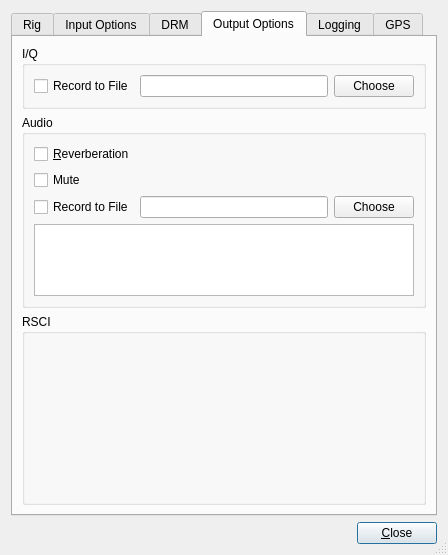
Above: dream/src/GUI-QT/ReceiverSettingsDlg.ui from mmjee/dream-patched before the change. Below: the same form after it.
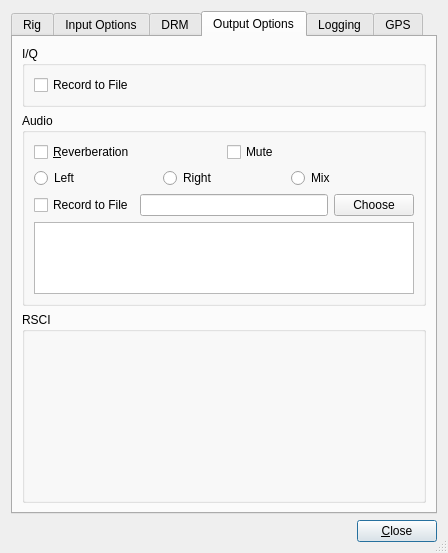
That is the form after the change. The open tabs and pages were chosen to show the change. Custom widgets are drawn as their Qt base class.

What changed in the file:
```diff
--- a/dream/src/GUI-QT/ReceiverSettingsDlg.ui
+++ b/dream/src/GUI-QT/ReceiverSettingsDlg.ui
@@ -578,16 +578,6 @@
             </property>
            </widget>
           </item>
-          <item row="0" column="1">
-           <widget class="QLineEdit" name="lineEditIQFile"/>
-          </item>
-          <item row="0" column="2">
-           <widget class="QPushButton" name="pushButtonChooseIQFile">
-            <property name="text">
-             <string>Choose</string>
-            </property>
-           </widget>
-          </item>
          </layout>
         </widget>
        </item>
@@ -596,39 +586,72 @@
          <property name="title">
           <string>Audio</string>
          </property>
-         <layout class="QGridLayout" name="gridLayout_16">
-          <item row="0" column="0" colspan="2">
+         <layout class="QGridLayout" name="gridLayout_11">
+          <item row="0" column="0">
+           <layout class="QHBoxLayout" name="horizontalLayout_9">
+            <item>
            <widget class="QCheckBox" name="CheckBoxReverb">
             <property name="text">
              <string>&amp;Reverberation</string>
             </property>
            </widget>
           </item>
-          <item row="1" column="0">
+            <item>
            <widget class="QCheckBox" name="CheckBoxMuteAudio">
             <property name="text">
              <string>Mute</string>
             </property>
            </widget>
           </item>
+           </layout>
+          </item>
+          <item row="1" column="0">
+           <layout class="QHBoxLayout" name="horizontalLayout_6">
+            <item>
+             <widget class="QRadioButton" name="radioButtonLeft">
+              <property name="text">
+               <string>Left</string>
+              </property>
+             </widget>
+            </item>
+            <item>
+             <widget class="QRadioButton" name="radioButtonMix">
+              <property name="text">
+               <string>Right</string>
+              </property>
+             </widget>
+            </item>
+            <item>
+             <widget class="QRadioButton" name="radioButtonRight">
+              <property name="text">
+               <string>Mix</string>
+              </property>
+             </widget>
+            </item>
+           </layout>
+          </item>
           <item row="2" column="0">
+           <layout class="QHBoxLayout" name="horizontalLayout_10">
+            <item>
            <widget class="QCheckBox" name="CheckBoxRecordAudio">
             <property name="text">
              <string>Record to File</string>
             </property>
            </widget>
           </item>
-          <item row="2" column="1">
+            <item>
            <widget class="QLineEdit" name="lineEditAudioFile"/>
           </item>
-          <item row="2" column="2">
+            <item>
            <widget class="QPushButton" name="pushButtonChooseAudioFile">
             <property name="text">
              <string>Choose</string>
             </property>
            </widget>
           </item>
-          <item row="3" column="0" colspan="3">
+           </layout>
+          </item>
+          <item row="3" column="0">
            <widget class="QTreeView" name="treeViewAudio">
             <property name="headerHidden">
              <bool>true</bool>
```
Left out of the diff: 2 changed lines with no effect on the pictures. Lines whose indentation alone changed are shown as unchanged.
